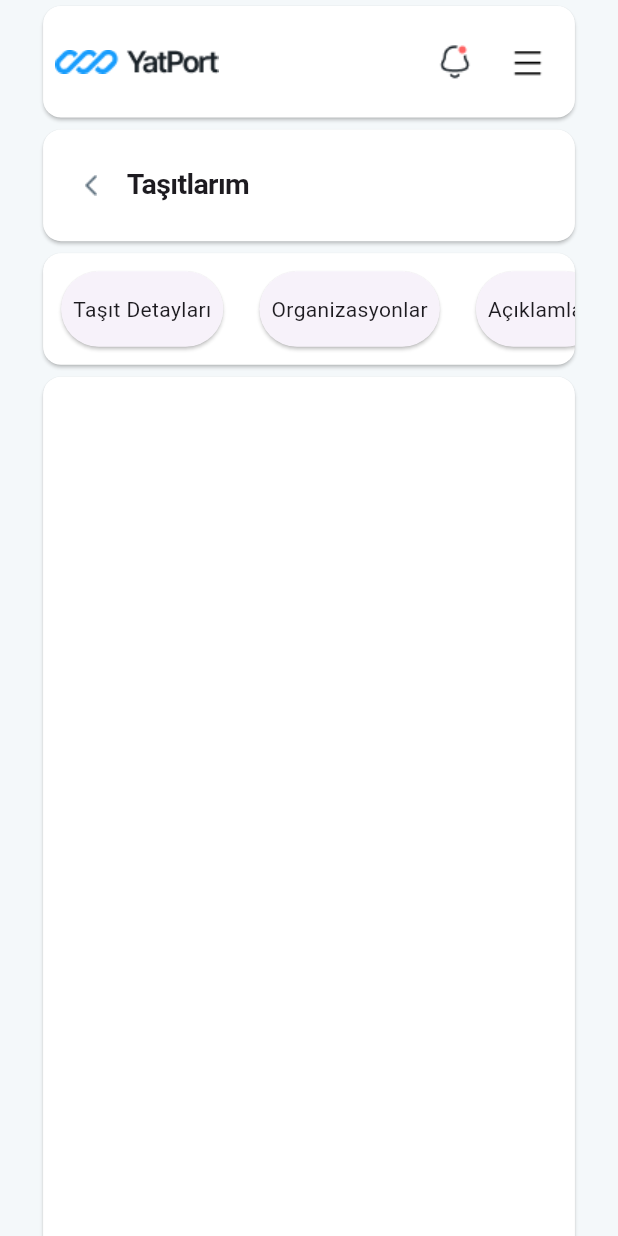
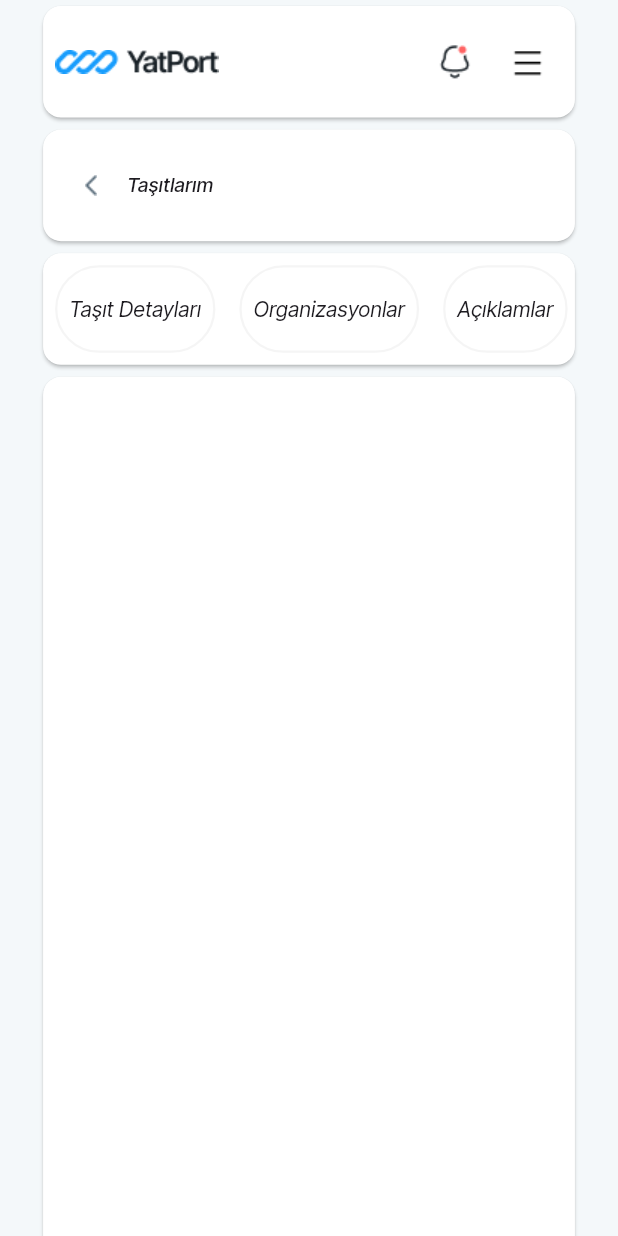
Before and after one commit to alican645/sabo_software_broken, a Flutter app: the screen it shows after launch, on a phone screen of 412 x 824 dp. Run offline on Flutter 3.47's test engine with Material 3 defaults, Android fonts, the phone set to English and light mode, and no system bars; our stand-ins replace google_fonts; network calls fail.

Commit message:
sabo_software 2

```diff
--- a/lib/HomePage.dart
+++ b/lib/HomePage.dart
@@ -35,6 +35,7 @@ class _HomePageState extends State<HomePage> {
   @override
   Widget build(BuildContext context) {
     return Scaffold(
+
       backgroundColor: AppColor.backgroundColor,
       body: SingleChildScrollView(
         child: Column(
--- a/lib/main.dart
+++ b/lib/main.dart
@@ -1,13 +1,20 @@
 import 'package:flutter/material.dart';
+import 'package:google_fonts/google_fonts.dart';
 import 'package:provider/provider.dart';
 import 'package:sabo_software/HomePage.dart';
+import 'package:sabo_software/provider/AnaLimanProvider.dart';
+import 'package:sabo_software/provider/EkstraUcretLimanlarProvider.dart';
 import 'package:sabo_software/provider/SeciliWidgetProvider.dart';
 import 'package:sabo_software/provider/SehirProvider.dart';
+
 
 void main() {
   runApp(MultiProvider(providers: [
     ChangeNotifierProvider(create: (context) => SehirProvider(),),
-    ChangeNotifierProvider(create: (context) => SeciliWidgetProvider(),)
+    ChangeNotifierProvider(create: (context) => SeciliWidgetProvider(),),
+    ChangeNotifierProvider(create: (context) => AnaLimanProvider(),),
+    ChangeNotifierProvider(create: (context) => EkstraUcretLimanlarProvider(),),
+
   ],
   child: MyApp(),));
 }
@@ -16,6 +23,9 @@ class MyApp extends StatelessWidget {
   @override
   Widget build(BuildContext context) {
     return MaterialApp(
+      theme: ThemeData(
+        textTheme: GoogleFonts.interTightTextTheme(),
+      ),
       home: HomePage()
     );
   }
--- a/lib/views/ScroolHorizontalWidget.dart
+++ b/lib/views/ScroolHorizontalWidget.dart
@@ -1,10 +1,10 @@
-
 import 'package:flutter/material.dart';
 import 'package:provider/provider.dart';
 import 'package:sabo_software/const/extension.dart';
 import 'package:sabo_software/provider/SeciliWidgetProvider.dart';
 
 import '../const/AppColor.dart';
+
 class ScroolHorizontalWidget extends StatelessWidget {
   const ScroolHorizontalWidget({
     super.key,
@@ -21,7 +21,8 @@ class ScroolHorizontalWidget extends StatelessWidget {
       "Servisler",
       "Şartlar"
     ];
-    String seciliWidget=Provider.of<SeciliWidgetProvider>(context).seciliWidget;
+    String seciliWidget =
+        Provider.of<SeciliWidgetProvider>(context).seciliWidget;
 
     return SizedBox(
         height: context.phoneSizeHeight(0.1),
@@ -35,19 +36,23 @@ class ScroolHorizontalWidget extends StatelessWidget {
               padding: const EdgeInsets.all(8.0),
               child: GestureDetector(
                 onTap: () {
-                  Provider.of<SeciliWidgetProvider>(context,listen: false).changeSeciliWidget(list[index]);
+                  Provider.of<SeciliWidgetProvider>(context, listen: false)
+                      .changeSeciliWidget(list[index]);
                 },
-                child: Card(
-                  color: list[index]==seciliWidget?AppColor.cardColor:null,
-                  shape:RoundedRectangleBorder(
-                    borderRadius: BorderRadius.all(Radius.circular(45)),
-                  ) ,
+                child: Container(
+                  decoration: BoxDecoration(
+                    color:
+                        list[index] == seciliWidget ? AppColor.cardColor : null,
+                    border: Border.all(
+                      color: Color(0x0A000000),
+                      width: 1.5,
+                    ),
+                    borderRadius: BorderRadius.all(Radius.circular(200)),
+                  ),
                   child: Padding(
                     padding: const EdgeInsets.all(8.0),
                     child: Center(
-                      child: Text(
-                          list[index]
-                      ),
+                      child: Text(list[index]),
                     ),
                   ),
                 ),
--- a/lib/views/TasitlarimAppBarWidget.dart
+++ b/lib/views/TasitlarimAppBarWidget.dart
@@ -1,4 +1,5 @@
 import 'package:flutter/material.dart';
+import 'package:google_fonts/google_fonts.dart';
 import 'package:sabo_software/const/extension.dart';
 import '../const/AppColor.dart';
 import '../const/strings.dart';
@@ -20,7 +21,7 @@ class TasitlariAppBarWidget extends StatelessWidget {
             child: Row(
               children: [
                 IconButton(onPressed: (){}, icon: Image(image: AssetImage("lib/assets/icons/arrow_left.png")),),
-                Text(Strings().tasitlarim,style: Strings().tasitlarimTextStyle,)
+                Text(Strings().tasitlarim,style: GoogleFonts.interTight().copyWith(fontWeight:FontWeight.w500,fontSize: 13,))
               ],
             ),
           ),
```
Also changed, not shown: lib/provider/AnaLimanProvider.dart (added, +22 -0 lines), lib/provider/EkstraUcretLimanlarProvider.dart (added, +19 -0 lines), lib/views/AnaLimanWidget.dart (+24 -17 lines), lib/views/LimanCardWidget.dart (+23 -7 lines), lib/views/UcretOlmayanLmanlarWidget.dart (+25 -28 lines), pubspec.yaml (+9 -7 lines), lib/assets/fonts/InterTight-Italic-VariableFont_wght.ttf (added), lib/assets/fonts/InterTight-VariableFont_wght.ttf (added), pubspec.lock, 1 other file.
